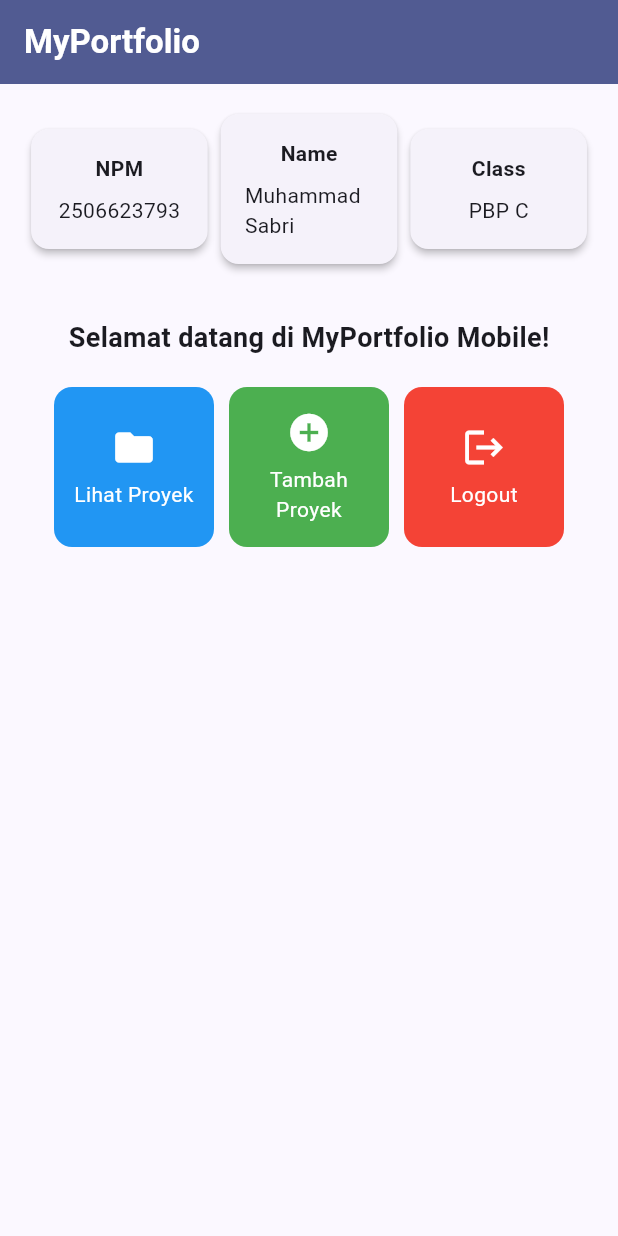
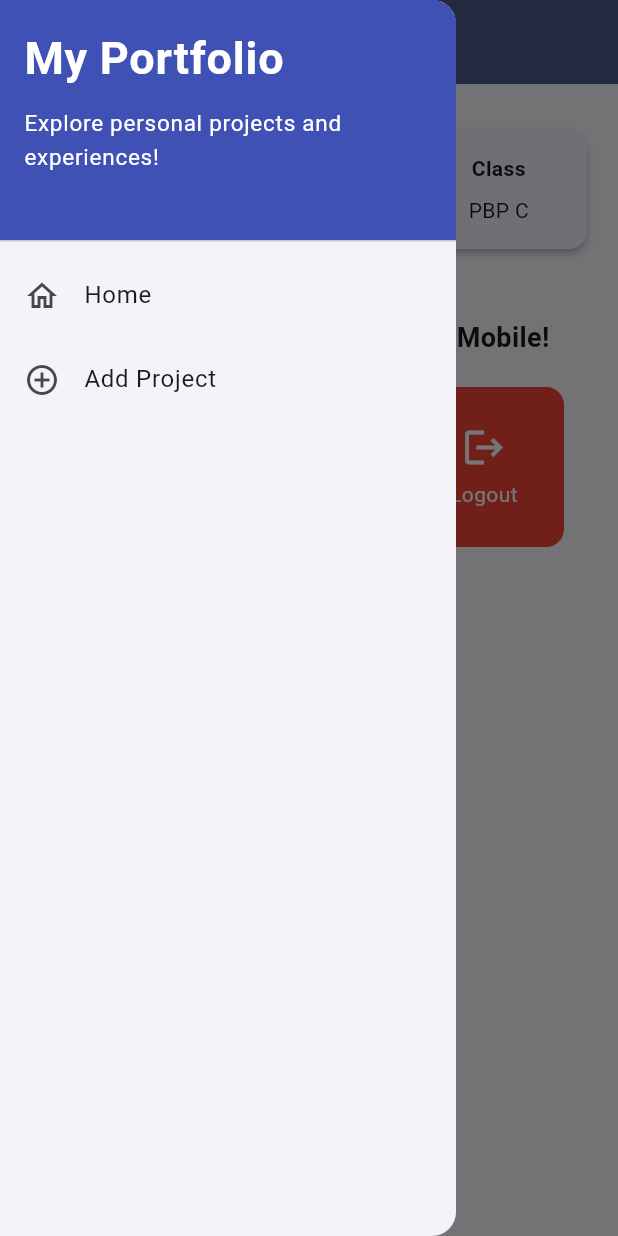
Before and after one commit to Arb00/myportofolio_mobile, a Flutter app: the screen it shows after launch, with the side drawer open (before the commit the screen has no drawer), on a phone screen of 412 x 824 dp. Run offline on Flutter 3.47's test engine with Material 3 defaults, Android fonts, the phone set to English and light mode, and no system bars.

Commit message:
feat: tambah drawer, form tambah proyek, dan navigasi; pisahkan screens dan widgets

```diff
--- a/lib/main.dart
+++ b/lib/main.dart
@@ -1,5 +1,5 @@
 import 'package:flutter/material.dart';
-import 'package:myportofolio_mobile/menu.dart';
+import 'package:myportofolio_mobile/screens/menu.dart';
 
 void main() {
   runApp(const MyApp());
--- a/lib/menu.dart
+++ b/lib/screens/menu.dart
@@ -1,4 +1,6 @@
 import 'package:flutter/material.dart';
+import 'package:myportofolio_mobile/widgets/left_drawer.dart';
+import 'package:myportofolio_mobile/widgets/project_card.dart';
 
 class MyHomePage extends StatelessWidget {
   MyHomePage({super.key});
@@ -33,7 +35,11 @@ class MyHomePage extends StatelessWidget {
           ),
         ),
         backgroundColor: Theme.of(context).colorScheme.primary,
+        // Ikon hamburger drawer dibuat putih agar kontras dengan AppBar.
+        iconTheme: const IconThemeData(color: Colors.white),
       ),
+      // Drawer menu navigasi dari sisi kiri layar.
+      drawer: const LeftDrawer(),
       // Body halaman utama dengan padding di sekelilingnya.
       body: Padding(
         padding: const EdgeInsets.all(16.0),
@@ -133,92 +139,3 @@ class ItemHomepage {
 
   ItemHomepage(this.name, this.icon, this.color, {this.pesanKonfirmasi});
 }
-
-class ItemCard extends StatelessWidget {
-  final ItemHomepage item;
-
-  const ItemCard(this.item, {super.key});
-
-  @override
-  Widget build(BuildContext context) {
-    return Material(
-      // Warna latar diambil dari model, sehingga tiap tombol punya warna unik.
-      color: item.color,
-      borderRadius: BorderRadius.circular(12),
-      child: InkWell(
-        // Aksi ketika kartu ditekan oleh pengguna.
-        onTap: () {
-          // Menampilkan SnackBar dengan pesan interaktif.
-          ScaffoldMessenger.of(context)
-            ..hideCurrentSnackBar()
-            ..showSnackBar(
-              SnackBar(content: Text("Kamu telah menekan tombol ${item.name}!")),
-            );
-
-          // Tombol yang berisiko (misalnya Logout) meminta konfirmasi dulu.
-          if (item.pesanKonfirmasi != null) {
-            _tampilkanKonfirmasi(context);
-          }
-        },
-        child: Container(
-          padding: const EdgeInsets.all(8),
-          child: Center(
-            child: Column(
-              mainAxisAlignment: MainAxisAlignment.center,
-              children: [
-                Icon(
-                  item.icon,
-                  color: Colors.white,
-                  size: 30.0,
-                ),
-                const Padding(padding: EdgeInsets.all(3)),
-                Text(
-                  item.name,
-                  textAlign: TextAlign.center,
-                  style: const TextStyle(color: Colors.white),
-                ),
-              ],
-            ),
-          ),
-        ),
-      ),
-    );
-  }
-
-  // Dialog konfirmasi: tombol utama memakai warna item, lalu SnackBar
-  // memberi tahu hasilnya (dibatalkan atau berhasil).
-  Future<void> _tampilkanKonfirmasi(BuildContext context) async {
-    final setuju = await showDialog<bool>(
-      context: context,
-      builder: (dialogContext) => AlertDialog(
-        icon: Icon(item.icon, color: item.color),
-        title: Text(item.name),
-        content: Text(item.pesanKonfirmasi!),
-        actions: [
-          TextButton(
-            onPressed: () => Navigator.pop(dialogContext, false),
-            child: const Text("Batal"),
-          ),
-          FilledButton(
-            style: FilledButton.styleFrom(backgroundColor: item.color),
-            onPressed: () => Navigator.pop(dialogContext, true),
-            child: Text(item.name),
-          ),
-        ],
-      ),
-    );
-
-    // Halaman bisa saja sudah tertutup selama dialog terbuka.
-    if (!context.mounted) return;
-
-    ScaffoldMessenger.of(context)
-      ..hideCurrentSnackBar()
-      ..showSnackBar(
-        SnackBar(
-          content: Text(
-            setuju == true ? "${item.name} berhasil." : "${item.name} dibatalkan.",
-          ),
-        ),
-      );
-  }
-}
--- /dev/null
+++ b/lib/widgets/left_drawer.dart
@@ -0,0 +1,77 @@
+import 'package:flutter/material.dart';
+import 'package:myportofolio_mobile/screens/menu.dart';
+import 'package:myportofolio_mobile/screens/project_form.dart';
+
+class LeftDrawer extends StatelessWidget {
+  const LeftDrawer({super.key});
+
+  @override
+  Widget build(BuildContext context) {
+    return Drawer(
+      child: ListView(
+        children: [
+          // Header drawer berisi judul dan deskripsi singkat aplikasi.
+          const DrawerHeader(
+            decoration: BoxDecoration(
+              color: Colors.indigo,
+            ),
+            child: Column(
+              crossAxisAlignment: CrossAxisAlignment.start,
+              children: [
+                // maxLines + ellipsis mencegah header meluap di layar sempit
+                // atau saat ukuran font sistem diperbesar.
+                Text(
+                  'My Portfolio',
+                  maxLines: 1,
+                  overflow: TextOverflow.ellipsis,
+                  style: TextStyle(
+                    fontSize: 30,
+                    fontWeight: FontWeight.bold,
+                    color: Colors.white,
+                  ),
+                ),
+                SizedBox(height: 10),
+                Text(
+                  'Explore personal projects and experiences!',
+                  maxLines: 2,
+                  overflow: TextOverflow.ellipsis,
+                  style: TextStyle(
+                    fontSize: 15,
+                    color: Colors.white,
+                  ),
+                ),
+              ],
+            ),
+          ),
+          ListTile(
+            leading: const Icon(Icons.home_outlined),
+            title: const Text('Home'),
+            // Navigasi ke halaman utama portofolio
+            onTap: () {
+              Navigator.pushReplacement(
+                context,
+                MaterialPageRoute(
+                  builder: (context) => MyHomePage(),
+                ),
+              );
+            },
+          ),
+          ListTile(
+            leading: const Icon(Icons.add_circle_outline),
+            title: const Text('Add Project'),
+            // Navigasi ke halaman tambah proyek. pushReplacement() mengganti
+            // halaman saat ini, jadi halaman tidak menumpuk saat berpindah lewat drawer.
+            onTap: () {
+              Navigator.pushReplacement(
+                context,
+                MaterialPageRoute(
+                  builder: (context) => const ProjectFormPage(),
+                ),
+              );
+            },
+          ),
+        ],
+      ),
+    );
+  }
+}
--- /dev/null
+++ b/lib/widgets/project_card.dart
@@ -0,0 +1,101 @@
+import 'package:flutter/material.dart';
+import 'package:myportofolio_mobile/screens/menu.dart';
+import 'package:myportofolio_mobile/screens/project_form.dart';
+
+class ItemCard extends StatelessWidget {
+  final ItemHomepage item;
+
+  const ItemCard(this.item, {super.key});
+
+  @override
+  Widget build(BuildContext context) {
+    return Material(
+      // Warna latar diambil dari model, sehingga tiap tombol punya warna unik.
+      color: item.color,
+      borderRadius: BorderRadius.circular(12),
+      child: InkWell(
+        // Aksi ketika kartu ditekan oleh pengguna.
+        onTap: () {
+          // Menampilkan SnackBar dengan pesan interaktif.
+          ScaffoldMessenger.of(context)
+            ..hideCurrentSnackBar()
+            ..showSnackBar(
+              SnackBar(content: Text("Kamu telah menekan tombol ${item.name}!")),
+            );
+
+          // Navigasi ke halaman yang sesuai. push() menumpuk halaman form di atas
+          // menu, jadi tombol Back akan kembali ke menu.
+          if (item.name == "Tambah Proyek") {
+            Navigator.push(
+              context,
+              MaterialPageRoute(builder: (context) => const ProjectFormPage()),
+            );
+          }
+
+          // Tombol yang berisiko (misalnya Logout) meminta konfirmasi dulu.
+          if (item.pesanKonfirmasi != null) {
+            _tampilkanKonfirmasi(context);
+          }
+        },
+        child: Container(
+          padding: const EdgeInsets.all(8),
+          child: Center(
+            child: Column(
+              mainAxisAlignment: MainAxisAlignment.center,
+              children: [
+                Icon(
+                  item.icon,
+                  color: Colors.white,
+                  size: 30.0,
+                ),
+                const Padding(padding: EdgeInsets.all(3)),
+                Text(
+                  item.name,
+                  textAlign: TextAlign.center,
+                  style: const TextStyle(color: Colors.white),
+                ),
+              ],
+            ),
+          ),
+        ),
+      ),
+    );
+  }
+
+  // Dialog konfirmasi: tombol utama memakai warna item, lalu SnackBar
+  // memberi tahu hasilnya (dibatalkan atau berhasil).
+  Future<void> _tampilkanKonfirmasi(BuildContext context) async {
+    final setuju = await showDialog<bool>(
+      context: context,
+      builder: (dialogContext) => AlertDialog(
+        icon: Icon(item.icon, color: item.color),
+        title: Text(item.name),
+        content: Text(item.pesanKonfirmasi!),
+        actions: [
+          TextButton(
+            onPressed: () => Navigator.pop(dialogContext, false),
+            child: const Text("Batal"),
+          ),
+          FilledButton(
+            style: FilledButton.styleFrom(backgroundColor: item.color),
+            onPressed: () => Navigator.pop(dialogContext, true),
+            child: Text(item.name),
+          ),
+        ],
+      ),
+    );
+
+    // Halaman bisa saja sudah tertutup selama dialog terbuka.
+    if (!context.mounted) return;
+
+    ScaffoldMessenger.of(context)
+      ..hideCurrentSnackBar()
+      ..showSnackBar(
+        SnackBar(
+          content: Text(
+            setuju == true ? "${item.name} berhasil." : "${item.name} dibatalkan.",
+          ),
+        ),
+      );
+  }
+}
```
Also changed, not shown: lib/screens/project_form.dart (added, +219 -0 lines), 1 other file.
